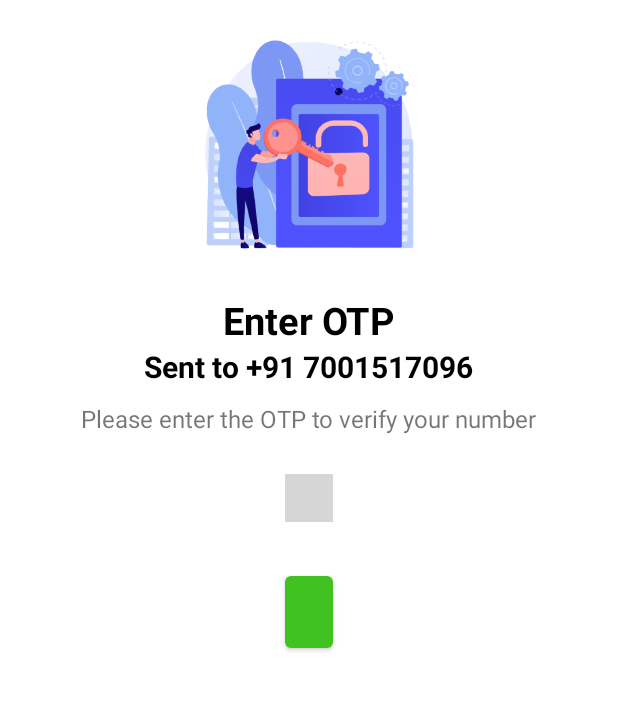
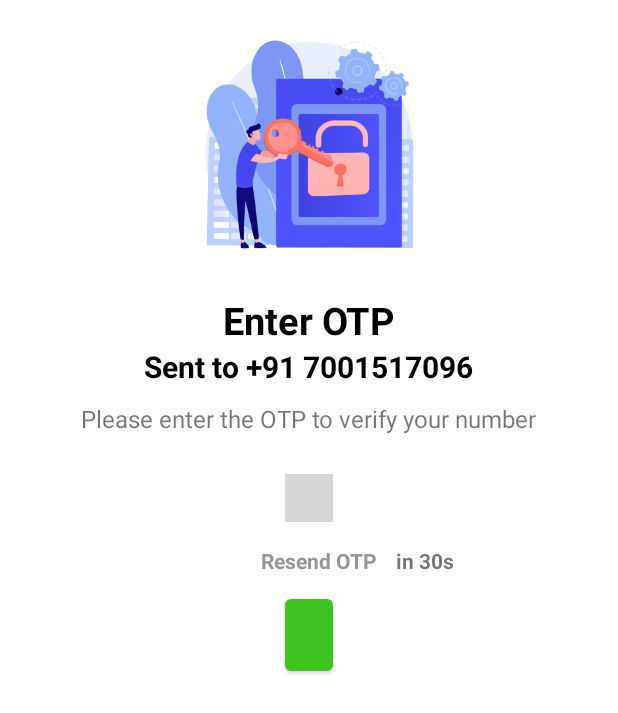
Before and after one commit to Chandra-Sekhar-Bala/ChatAPp, an Android app: the layout activity_otpverification.xml on its own in the app's theme, with its tools: preview values and no code run, on a phone screen of 412 x 824 dp. Shown: the top 713 px of the screen. Run offline under Robolectric (Android 15) with nearby library versions, the phone set to English and light mode, and no system bars; plain views replace PinView; grey boxes are pictures that could not be loaded.

Commit message:
OTP Activity few bug solved

```diff
--- a/app/src/main/res/layout/activity_otpverification.xml
+++ b/app/src/main/res/layout/activity_otpverification.xml
@@ -62,9 +62,10 @@
         android:cursorVisible="true"
         android:enabled="true"
         android:inputType="number"
-        android:textColor="@color/black"
+        android:textColor="?android:textColorPrimary"
         android:textSize="22sp"
         android:textStyle="bold"
+        app:cursorColor="?android:textColorPrimary"
         app:itemCount="6"
         app:layout_constraintEnd_toEndOf="parent"
         app:layout_constraintStart_toStartOf="parent"
@@ -72,15 +73,51 @@
         app:viewType="line"
         tools:ignore="SpeakableTextPresentCheck" />
 
+    <TextView
+        android:id="@+id/resend_otp"
+        android:layout_width="wrap_content"
+        android:layout_height="wrap_content"
+        android:layout_marginTop="16dp"
+        android:text="Resend OTP"
+        android:textColor="@color/grey"
+        android:textStyle="bold"
+        app:layout_constraintEnd_toEndOf="@+id/pinView"
+        app:layout_constraintHorizontal_bias="0.35"
+        app:layout_constraintStart_toStartOf="@id/pinView"
+        app:layout_constraintTop_toBottomOf="@id/pinView" />
+
+    <TextView
+        android:id="@+id/timer"
+        android:layout_width="wrap_content"
+        android:layout_height="wrap_content"
+        android:layout_marginStart="12dp"
+        android:text="in 30s"
+        android:textStyle="bold"
+        app:layout_constraintBottom_toBottomOf="@+id/resend_otp"
+        app:layout_constraintStart_toEndOf="@+id/resend_otp"
+        app:layout_constraintTop_toTopOf="@+id/resend_otp" />
+
     <Button
         android:id="@+id/btn_verify"
         android:layout_width="0dp"
         android:layout_height="60dp"
-        android:layout_marginTop="30dp"
+        android:layout_marginTop="45dp"
         android:text="Verify"
         android:textSize="20sp"
         app:layout_constraintEnd_toEndOf="@+id/pinView"
         app:layout_constraintStart_toStartOf="@+id/pinView"
         app:layout_constraintTop_toBottomOf="@+id/pinView" />
 
+    <ProgressBar
+        android:id="@+id/progressBar"
+        style="?android:attr/progressBarStyle"
+        android:layout_width="wrap_content"
+        android:layout_height="wrap_content"
+        android:layout_marginEnd="22dp"
+        android:visibility="gone"
+        android:layout_marginBottom="329dp"
+        app:layout_constraintBottom_toBottomOf="parent"
+        app:layout_constraintEnd_toEndOf="@+id/timer"
+        app:layout_constraintTop_toBottomOf="@+id/imageView" />
+
 </androidx.constraintlayout.widget.ConstraintLayout>
--- a/app/src/main/res/layout/activity_phone_number.xml
+++ b/app/src/main/res/layout/activity_phone_number.xml
@@ -37,6 +37,8 @@
         android:layout_marginTop="2dp"
         android:text="Please enter the phone number to verify user identity"
         android:textSize="16sp"
+        android:layout_margin="10dp"
+        android:textAlignment="center"
         app:layout_constraintEnd_toEndOf="parent"
         app:layout_constraintStart_toStartOf="parent"
         app:layout_constraintTop_toBottomOf="@+id/textView" />
@@ -46,7 +48,7 @@
         android:layout_width="match_parent"
         android:layout_height="wrap_content"
         android:layout_marginHorizontal="20dp"
-        android:layout_marginTop="40dp"
+        android:layout_marginTop="30dp"
         android:background="@drawable/input_background"
         android:orientation="horizontal"
         android:padding="8dp"
--- a/app/src/main/res/values/colors.xml
+++ b/app/src/main/res/values/colors.xml
@@ -11,4 +11,5 @@
     <color name="green">#40C221</color>
     <color name="deepTeal">#117A41</color>
     <color name="blue">#1947B9</color>
+    <color name="grey">#969699</color>
 </resources>
```
Also changed, not shown: app/src/main/java/codes/chandrasekhar/chtapp/ui/signup/OTP/OTPActivity.kt (+38 -5 lines), app/src/main/java/codes/chandrasekhar/chtapp/ui/signup/OTP/OTPViewModel.kt (+38 -12 lines), 1 other file.
